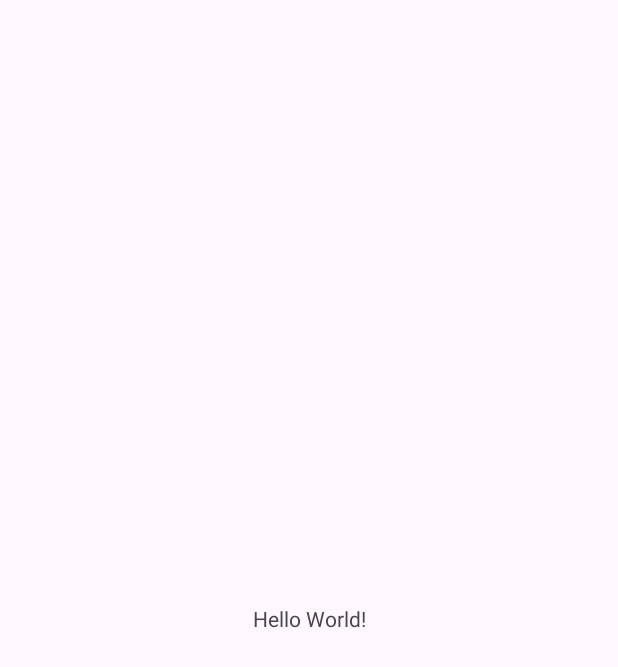
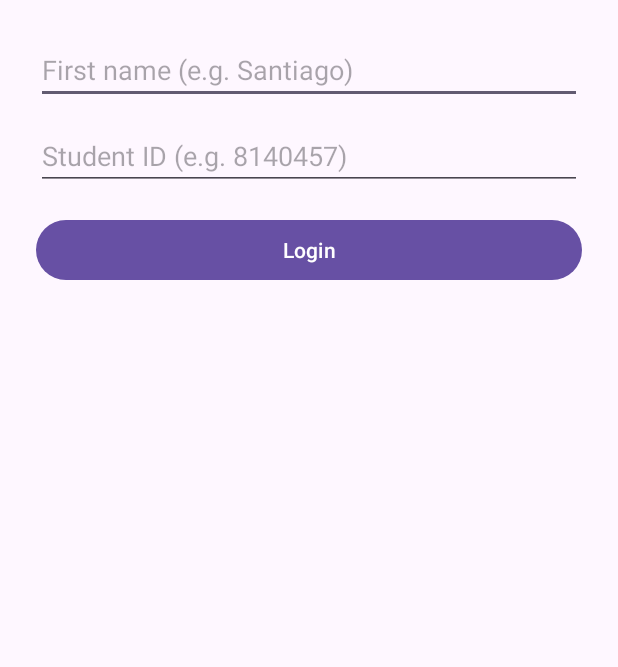
Before and after one commit to Smiranda01/s8140457Assigment2, an Android app: the screen it shows after launch (MainActivity), on a phone screen of 412 x 824 dp. Before the commit the part shown is almost empty. Shown: the top 667 px of the screen. Run offline under Robolectric (Android 15) with nearby library versions, the phone set to English and light mode, and no system bars; our stand-ins replace Dagger/Hilt's generated code.

Commit message:
add base architecture with Hilt, Repository, and LoginViewModel setup

```diff
--- a/app/src/main/AndroidManifest.xml
+++ b/app/src/main/AndroidManifest.xml
@@ -1,7 +1,7 @@
 <?xml version="1.0" encoding="utf-8"?>
 <manifest xmlns:android="http://schemas.android.com/apk/res/android"
     xmlns:tools="http://schemas.android.com/tools">
-
+    <uses-permission android:name="android.permission.INTERNET" />
     <application
         android:name=".App"
         android:allowBackup="true"
--- a/app/src/main/java/com/example/s8140457_assignment2/MainActivity.kt
+++ b/app/src/main/java/com/example/s8140457_assignment2/MainActivity.kt
@@ -1,20 +1,11 @@
 package com.example.s8140457_assignment2
 
 import android.os.Bundle
-import androidx.activity.enableEdgeToEdge
 import androidx.appcompat.app.AppCompatActivity
-import androidx.core.view.ViewCompat
-import androidx.core.view.WindowInsetsCompat
 
 class MainActivity : AppCompatActivity() {
     override fun onCreate(savedInstanceState: Bundle?) {
         super.onCreate(savedInstanceState)
-        enableEdgeToEdge()
         setContentView(R.layout.activity_main)
-        ViewCompat.setOnApplyWindowInsetsListener(findViewById(R.id.main)) { v, insets ->
-            val systemBars = insets.getInsets(WindowInsetsCompat.Type.systemBars())
-            v.setPadding(systemBars.left, systemBars.top, systemBars.right, systemBars.bottom)
-            insets
-        }
     }
 }
--- /dev/null
+++ b/app/src/main/java/com/example/s8140457_assignment2/data/Result.kt
@@ -0,0 +1,6 @@
+package com.example.s8140457_assignment2.data
+
+sealed class Result<out T> {
+    data class Success<T>(val data: T) : Result<T>()
+    data class Error(val message: String) : Result<Nothing>()
+}
--- /dev/null
+++ b/app/src/main/java/com/example/s8140457_assignment2/data/remote/ApiService.kt
@@ -0,0 +1,15 @@
+package com.example.s8140457_assignment2.data.remote
+
+import retrofit2.Response
+import retrofit2.http.Body
+import retrofit2.http.GET
+import retrofit2.http.POST
+import retrofit2.http.Path
+
+interface ApiService {
+    @POST("sydney/auth")
+    suspend fun login(@Body body: LoginRequest): Response<LoginResponse>
+
+    @GET("dashboard/{keypass}")
+    suspend fun getDashboard(@Path("keypass") keypass: String): Response<DashboardResponse>
+}
--- /dev/null
+++ b/app/src/main/java/com/example/s8140457_assignment2/data/repository/DashboardRepository.kt
@@ -0,0 +1,10 @@
+package com.example.s8140457_assignment2.data.repository
+
+import com.example.s8140457_assignment2.data.Result
+import com.example.s8140457_assignment2.data.remote.DashboardResponse
+import com.example.s8140457_assignment2.data.remote.LoginResponse
+
+interface DashboardRepository {
+    suspend fun login(username: String, password: String): Result<LoginResponse>
+    suspend fun getDashboard(keypass: String): Result<DashboardResponse>
+}
--- /dev/null
+++ b/app/src/main/java/com/example/s8140457_assignment2/di/NetworkModule.kt
@@ -0,0 +1,37 @@
+package com.example.s8140457_assignment2.di
+
+import com.example.s8140457_assignment2.data.remote.ApiService
+import dagger.Module
+import dagger.Provides
+import dagger.hilt.InstallIn
+import dagger.hilt.components.SingletonComponent
+import okhttp3.OkHttpClient
+import okhttp3.logging.HttpLoggingInterceptor
+import retrofit2.Retrofit
+import retrofit2.converter.moshi.MoshiConverterFactory
+import javax.inject.Singleton
+
+private const val BASE_URL = "https://nit3213api.onrender.com/"
+
+@Module
+@InstallIn(SingletonComponent::class)
+object NetworkModule {
+
+    @Provides @Singleton
+    fun provideOkHttp(): OkHttpClient {
+        val log = HttpLoggingInterceptor().apply { level = HttpLoggingInterceptor.Level.BODY }
+        return OkHttpClient.Builder().addInterceptor(log).build()
+    }
+
+    @Provides @Singleton
+    fun provideRetrofit(client: OkHttpClient): Retrofit =
+        Retrofit.Builder()
+            .baseUrl(BASE_URL)
+            .client(client)
+            .addConverterFactory(MoshiConverterFactory.create())
+            .build()
+
+    @Provides @Singleton
+    fun provideApi(retrofit: Retrofit): ApiService =
+        retrofit.create(ApiService::class.java)
+}
--- /dev/null
+++ b/app/src/main/java/com/example/s8140457_assignment2/ui/login/LoginFragment.kt
@@ -0,0 +1,52 @@
+package com.example.s8140457_assignment2.ui.login
+
+import android.os.Bundle
+import android.view.LayoutInflater
+import android.view.View
+import android.view.ViewGroup
+import android.widget.Toast
+import androidx.fragment.app.Fragment
+import androidx.fragment.app.viewModels
+import androidx.navigation.fragment.findNavController
+import com.example.s8140457_assignment2.databinding.FragmentLoginBinding
+import dagger.hilt.android.AndroidEntryPoint
+
+@AndroidEntryPoint
+class LoginFragment : Fragment() {
+
+    private var _b: FragmentLoginBinding? = null
+    private val b get() = _b!!
+    private val vm: LoginViewModel by viewModels()
+
+    override fun onCreateView(inflater: LayoutInflater, container: ViewGroup?, savedInstanceState: Bundle?): View {
+        _b = FragmentLoginBinding.inflate(inflater, container, false)
+        return b.root
+    }
+
+    override fun onViewCreated(view: View, savedInstanceState: Bundle?) {
+        b.btnLogin.setOnClickListener {
+            val u = b.etUsername.text.toString()
+            val p = b.etPassword.text.toString()
+            if (u.isBlank() || p.isBlank()) {
+                Toast.makeText(requireContext(), "Enter username and student ID", Toast.LENGTH_SHORT).show()
+            } else {
+                vm.login(u, p)
+            }
+        }
+
+        vm.keypass.observe(viewLifecycleOwner) { key ->
+            key?.let {
+                val action = LoginFragmentDirections.actionLoginToDashboard(it)
+                findNavController().navigate(action)
+            }
+        }
+        vm.error.observe(viewLifecycleOwner) { msg ->
+            msg?.let { Toast.makeText(requireContext(), it, Toast.LENGTH_SHORT).show() }
+        }
+    }
+
+    override fun onDestroyView() {
+        super.onDestroyView()
+        _b = null
+    }
+}
--- /dev/null
+++ b/app/src/main/java/com/example/s8140457_assignment2/ui/login/LoginViewModel.kt
@@ -0,0 +1,32 @@
+package com.example.s8140457_assignment2.ui.login
+
+import androidx.lifecycle.LiveData
+import androidx.lifecycle.MutableLiveData
+import androidx.lifecycle.ViewModel
+import androidx.lifecycle.viewModelScope
+import com.example.s8140457_assignment2.data.Result
+import com.example.s8140457_assignment2.data.repository.DashboardRepository
+import dagger.hilt.android.lifecycle.HiltViewModel
+import kotlinx.coroutines.launch
+import javax.inject.Inject
+
+@HiltViewModel
+class LoginViewModel @Inject constructor(
+    private val repo: DashboardRepository
+) : ViewModel() {
+
+    private val _keypass = MutableLiveData<String?>()
+    val keypass: LiveData<String?> = _keypass
+
+    private val _error = MutableLiveData<String?>()
+    val error: LiveData<String?> = _error
+
+    fun login(username: String, password: String) {
+        viewModelScope.launch {
+            when (val res = repo.login(username.trim(), password.trim())) {
+                is Result.Success -> _keypass.value = res.data.keypass
+                is Result.Error   -> _error.value = res.message
+            }
+        }
+    }
+}
--- a/app/src/main/res/layout/activity_main.xml
+++ b/app/src/main/res/layout/activity_main.xml
@@ -1,19 +1,9 @@
 <?xml version="1.0" encoding="utf-8"?>
-<androidx.constraintlayout.widget.ConstraintLayout xmlns:android="http://schemas.android.com/apk/res/android"
+<androidx.fragment.app.FragmentContainerView xmlns:android="http://schemas.android.com/apk/res/android"
     xmlns:app="http://schemas.android.com/apk/res-auto"
-    xmlns:tools="http://schemas.android.com/tools"
-    android:id="@+id/main"
+    android:id="@+id/nav_host"
+    android:name="androidx.navigation.fragment.NavHostFragment"
+    app:defaultNavHost="true"
+    app:navGraph="@navigation/nav_graph"
     android:layout_width="match_parent"
-    android:layout_height="match_parent"
-    tools:context=".MainActivity">
-
-    <TextView
-        android:layout_width="wrap_content"
-        android:layout_height="wrap_content"
-        android:text="Hello World!"
-        app:layout_constraintBottom_toBottomOf="parent"
-        app:layout_constraintEnd_toEndOf="parent"
-        app:layout_constraintStart_toStartOf="parent"
-        app:layout_constraintTop_toTopOf="parent" />
-
-</androidx.constraintlayout.widget.ConstraintLayout>
+    android:layout_height="match_parent" />
--- /dev/null
+++ b/app/src/main/res/layout/fragment_login.xml
@@ -0,0 +1,28 @@
+<?xml version="1.0" encoding="utf-8"?>
+<LinearLayout xmlns:android="http://schemas.android.com/apk/res/android"
+    android:padding="24dp"
+    android:orientation="vertical"
+    android:layout_width="match_parent"
+    android:layout_height="match_parent">
+
+    <EditText
+        android:id="@+id/etUsername"
+        android:hint="First name (e.g. Santiago)"
+        android:layout_width="match_parent"
+        android:layout_height="wrap_content"/>
+
+    <EditText
+        android:id="@+id/etPassword"
+        android:hint="Student ID (e.g. 8140457)"
+        android:inputType="numberPassword"
+        android:layout_width="match_parent"
+        android:layout_height="wrap_content"
+        android:layout_marginTop="12dp"/>
+
+    <Button
+        android:id="@+id/btnLogin"
+        android:text="Login"
+        android:layout_width="match_parent"
+        android:layout_height="wrap_content"
+        android:layout_marginTop="16dp"/>
+</LinearLayout>
--- /dev/null
+++ b/app/src/main/res/navigation/nav_graph.xml
@@ -0,0 +1,39 @@
+<?xml version="1.0" encoding="utf-8"?>
+<navigation xmlns:android="http://schemas.android.com/apk/res/android"
+    xmlns:app="http://schemas.android.com/apk/res-auto"
+    android:id="@+id/nav_graph"
+    app:startDestination="@id/loginFragment">
+
+    <fragment
+        android:id="@+id/loginFragment"
+        android:name="com.example.s8140457_assignment2.ui.login.LoginFragment"
+        android:label="Login">
+        <action
+            android:id="@+id/action_login_to_dashboard"
+            app:destination="@id/dashboardFragment" />
+    </fragment>
+
+    <fragment
+        android:id="@+id/dashboardFragment"
+        android:name="com.example.s8140457_assignment2.ui.dashboard.DashboardFragment"
+        android:label="Dashboard">
+        <argument
+            android:name="keypass"
+            app:argType="string" />
+        <action
+            android:id="@+id/action_dashboard_to_details"
+            app:destination="@id/detailsFragment" />
+    </fragment>
+
+    <fragment
+        android:id="@+id/detailsFragment"
+        android:name="com.example.s8140457_assignment2.ui.details.DetailsFragment"
+        android:label="Details">
+        <argument android:name="title" app:argType="string" />
+        <argument android:name="artist" app:argType="string" />
+        <argument android:name="medium" app:argType="string" />
+        <argument android:name="year" app:argType="integer" />
+        <argument android:name="description" app:argType="string" />
+    </fragment>
+
+</navigation>
```
Also changed, not shown: app/src/main/java/com/example/s8140457_assignment2/data/remote/Models.kt (added, +23 -0 lines), app/src/main/java/com/example/s8140457_assignment2/data/repository/DashboardRepositoryImpl.kt (added, +37 -0 lines), app/src/main/java/com/example/s8140457_assignment2/di/RepositoryModule.kt (added, +18 -0 lines).
